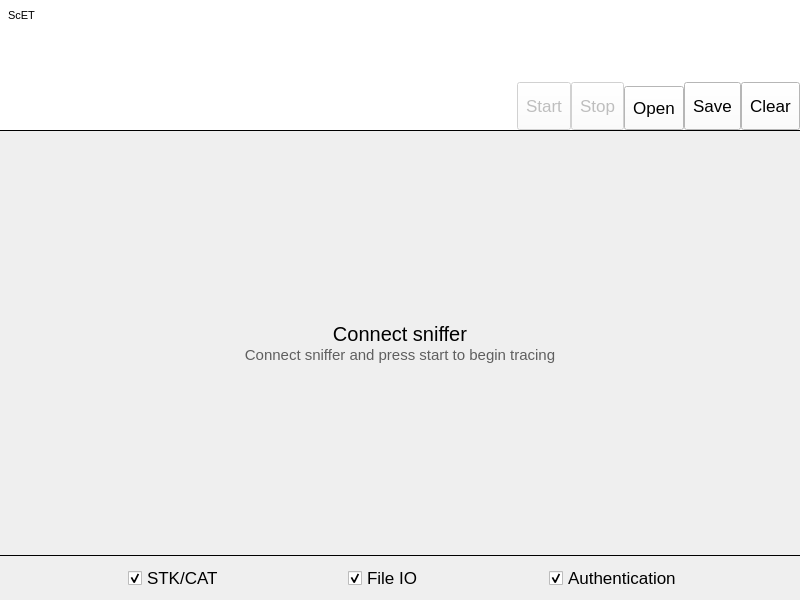
mourke/SIM-Card-Emulator-Tool, file ScET/Windows/MainWindow.ui: the form before one commit.
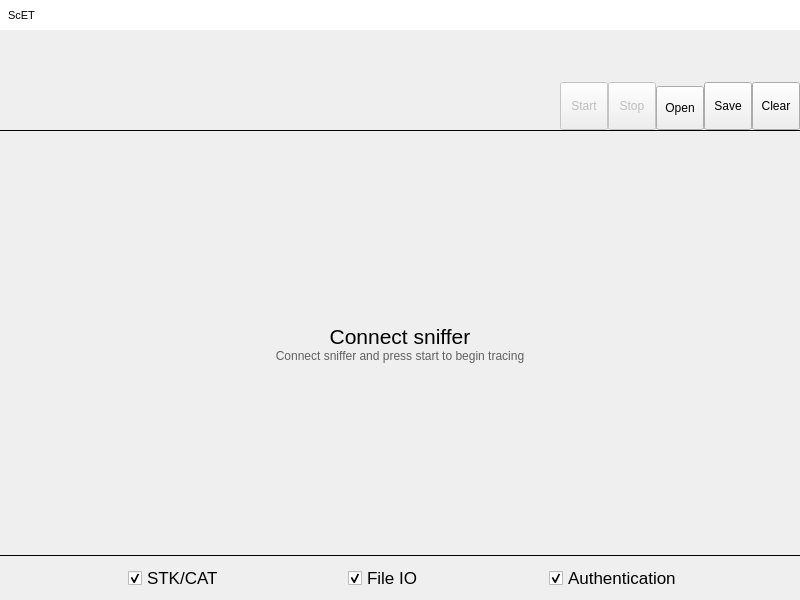
The form after the commit. The open tabs and pages were chosen to show the change. Icons and pictures are not drawn. Custom widgets are drawn as their Qt base class.

The edit to the form file:
```diff
--- a/ScET/Windows/MainWindow.ui
+++ b/ScET/Windows/MainWindow.ui
@@ -213,15 +213,6 @@
         <verstretch>0</verstretch>
        </sizepolicy>
       </property>
-      <property name="mouseTracking">
-       <bool>false</bool>
-      </property>
-      <property name="autoFillBackground">
-       <bool>false</bool>
-      </property>
-      <property name="styleSheet">
-       <string notr="true">background-color: rgb(255, 255, 255);</string>
-      </property>
       <layout class="QHBoxLayout" name="horizontalLayout_3">
        <property name="spacing">
         <number>0</number>
@@ -350,11 +341,6 @@
            <height>48</height>
           </size>
          </property>
-         <property name="font">
-          <font>
-           <pointsize>13</pointsize>
-          </font>
-         </property>
          <property name="toolTip">
           <string>Start</string>
          </property>
@@ -399,11 +385,6 @@
            <height>48</height>
           </size>
          </property>
-         <property name="font">
-          <font>
-           <pointsize>13</pointsize>
-          </font>
-         </property>
          <property name="toolTip">
           <string>Stop</string>
          </property>
@@ -442,11 +423,6 @@
            <height>44</height>
           </size>
          </property>
-         <property name="font">
-          <font>
-           <pointsize>13</pointsize>
-          </font>
-         </property>
          <property name="toolTip">
           <string>Open</string>
          </property>
@@ -485,11 +461,6 @@
            <height>48</height>
           </size>
          </property>
-         <property name="font">
-          <font>
-           <pointsize>13</pointsize>
-          </font>
-         </property>
          <property name="toolTip">
           <string>Save</string>
          </property>
@@ -528,11 +499,6 @@
            <height>48</height>
           </size>
          </property>
-         <property name="font">
-          <font>
-           <pointsize>13</pointsize>
-          </font>
-         </property>
          <property name="toolTip">
           <string>Clear</string>
          </property>
@@ -679,7 +645,7 @@
             <widget class="QLabel" name="titleLabel">
              <property name="font">
               <font>
-               <pointsize>15</pointsize>
+               <pointsize>16</pointsize>
               </font>
              </property>
              <property name="text">
@@ -691,7 +657,6 @@
             <widget class="QLabel" name="subtitleLabel">
              <property name="font">
               <font>
-               <pointsize>11</pointsize>
                <weight>50</weight>
                <bold>false</bold>
               </font>
```
Left out of the diff: 13 changed lines with no effect on the pictures.
